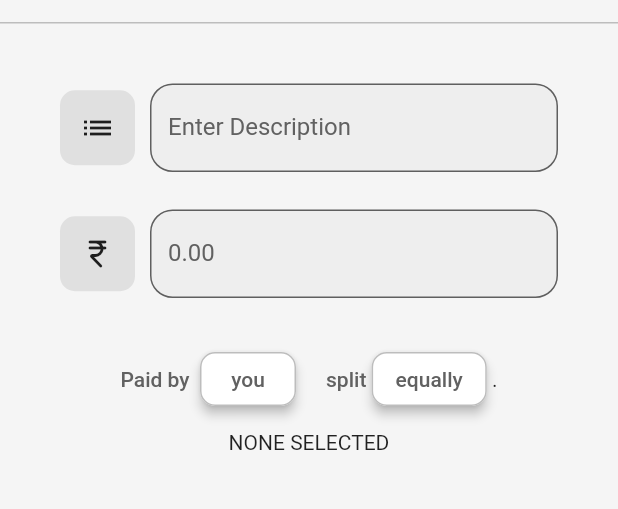
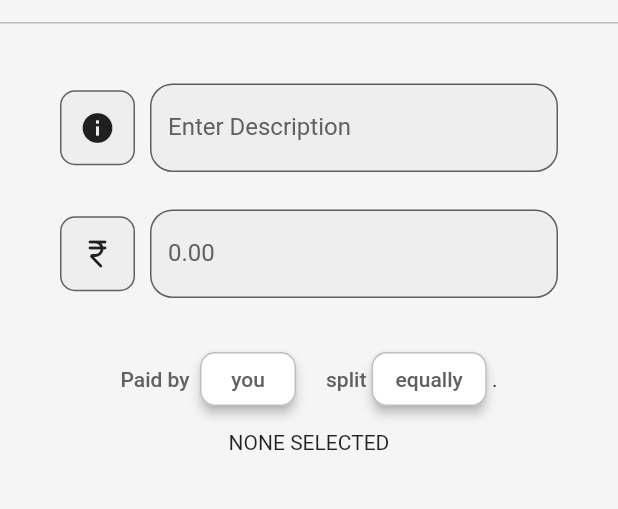
Before and after one commit to itkum101/splitMoney, a Flutter app: the AddExpense screen opened directly with empty values, on a phone screen of 412 x 824 dp, the part 62-571 px from its top. Run offline on Flutter 3.47's test engine with Material 2 defaults, Android fonts, the phone set to English and light mode, and no system bars; our stand-ins replace contacts_service, image_cropper, image_picker, permission_handler; missing offline and left inert: launch_review.

Commit message:
some_minor_changes

```diff
--- a/lib/models/setting_model.dart
+++ b/lib/models/setting_model.dart
@@ -3,8 +3,10 @@ import 'package:flutter/material.dart';
 class SettingsList {
   final icon;
   final Text settings;
+  void Function()? onSettingsTap;
   SettingsList({
     required this.icon,
     required this.settings,
+    this.onSettingsTap,
   });
 }
--- a/lib/routes/Settings/settings_page_display_item.dart
+++ b/lib/routes/Settings/settings_page_display_item.dart
@@ -34,7 +34,7 @@ class SettingsPageDisplayItem extends StatelessWidget {
                 return SettingsTile(
                   icon: settingslist[index].icon,
                   settings: settingslist[index].settings,
-                  onSettingsTap: () {},
+                  onSettingsTap: settingslist[index].onSettingsTap,
                 );
               })),
         )
--- a/lib/routes/add_expense.dart
+++ b/lib/routes/add_expense.dart
@@ -7,6 +7,7 @@ import 'package:splitmoney/utils/icon_button_sample.dart';
 //Import Widgets
 import 'package:splitmoney/widgets/alert_dialog_box.dart';
 import 'package:splitmoney/widgets/app_bar_sample.dart';
+import 'package:splitmoney/widgets/mini_container.dart';
 import 'package:splitmoney/widgets/text_box.dart';
 import 'package:splitmoney/data/friend_data.dart';
 
@@ -148,13 +149,9 @@ class _AddExpenseState extends State<AddExpense> {
             padding: const EdgeInsets.symmetric(horizontal: 40),
             child: Row(
               children: [
-                Container(
-                    height: 50,
-                    width: 50,
-                    decoration: BoxDecoration(
-                        color: Colors.grey[300],
-                        borderRadius: BorderRadius.circular(10)),
-                    child: const Icon(Icons.list)),
+                MiniContainer(
+                  child: const Icon(Icons.info),
+                ),
                 const SizedBox(
                   width: 10,
                 ),
@@ -183,13 +180,9 @@ class _AddExpenseState extends State<AddExpense> {
             padding: const EdgeInsets.symmetric(horizontal: 40),
             child: Row(
               children: [
-                Container(
-                    height: 50,
-                    width: 50,
-                    decoration: BoxDecoration(
-                        color: Colors.grey[300],
-                        borderRadius: BorderRadius.circular(10)),
-                    child: const Icon(Icons.currency_rupee_rounded)),
+                MiniContainer(
+                  child: const Icon(Icons.currency_rupee_rounded),
+                ),
                 const SizedBox(
                   width: 10,
                 ),
--- a/lib/widgets/mini_container.dart
+++ b/lib/widgets/mini_container.dart
@@ -1,18 +1,19 @@
 import 'package:flutter/material.dart';
+
 // ignore: must_be_immutable
 class MiniContainer extends StatelessWidget {
   Widget? child;
- MiniContainer({super.key, this.child});
+  MiniContainer({super.key, this.child});
 
   @override
   Widget build(BuildContext context) {
-    return  Container(
-                  height: 54,
-                  width: 54,
-                  decoration: BoxDecoration(
-                      color: Colors.grey[300],
-                      borderRadius: BorderRadius.circular(10)),
-                  child: child
-                );
+    return Container(
+        height: 50,
+        width: 50,
+        decoration: BoxDecoration(
+            color: Colors.grey[200],
+            border: Border.all(color: Colors.grey[700]!, width: 1),
+            borderRadius: BorderRadius.circular(10)),
+        child: child);
   }
 }
--- a/lib/widgets/text_box.dart
+++ b/lib/widgets/text_box.dart
@@ -30,8 +30,7 @@ class TextBox extends StatelessWidget {
   @override
   Widget build(BuildContext context) {
     return TextField(
-
-      autofocus: isautoFocus,
+        autofocus: isautoFocus,
         cursorColor: cursorColor,
         cursorHeight: cursorHeight,
         onChanged: onchangedFunc,
--- a/pubspec.yaml
+++ b/pubspec.yaml
@@ -39,6 +39,7 @@ dependencies:
   contacts_service:
   permission_handler:
   image_cropper:
+  launch_review:
 
 dev_dependencies:
   # The "flutter_lints" package below contains a set of recommended lints to
```
Also changed, not shown: lib/data/setting_data.dart (+8 -2 lines), pubspec.lock, 1 other file.
